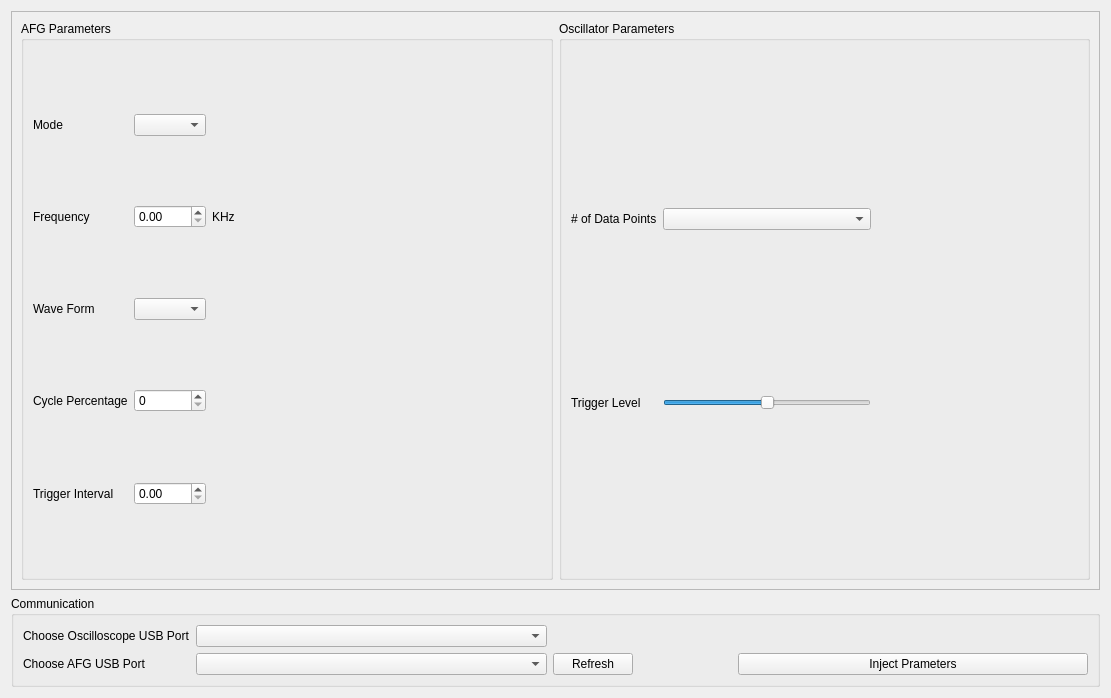
First picture: the form in gui/views/calculView.ui, repository AceEagle/ElectricViewCHU, before the edit.
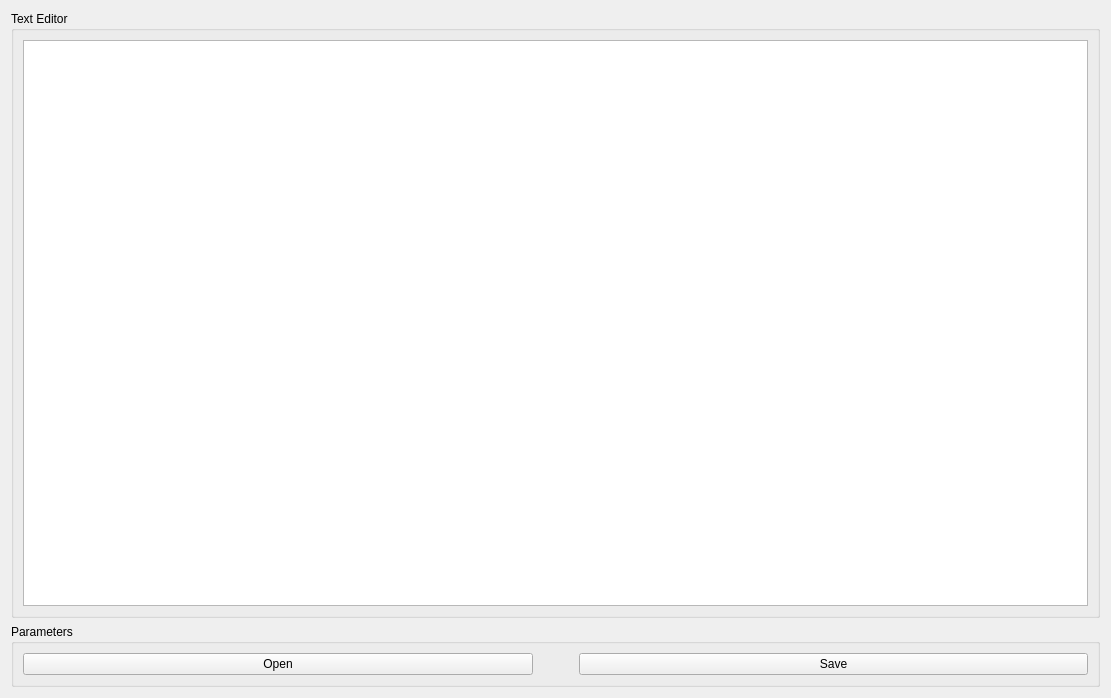
Second picture: the form after the edit.

Commit message: TextEditor calculView

```diff
--- a/gui/views/calculView.ui
+++ b/gui/views/calculView.ui
@@ -26,14 +26,31 @@
    <item row="2" column="0">
     <widget class="QGroupBox" name="CommunicationBotFrame">
      <property name="title">
-      <string>Communication</string>
+      <string>Parameters</string>
      </property>
      <layout class="QGridLayout" name="gridLayout_4">
-      <item row="2" column="3">
+      <item row="1" column="2">
+       <widget class="QPushButton" name="SavePButton">
+        <property name="text">
+         <string>Save</string>
+        </property>
+       </widget>
+      </item>
+      <item row="1" column="0">
+       <widget class="QPushButton" name="OpenPButton">
+        <property name="text">
+         <string>Open</string>
+        </property>
+       </widget>
+      </item>
+      <item row="1" column="1">
        <spacer name="horizontalSpacer">
         <property name="orientation">
          <enum>Qt::Horizontal</enum>
         </property>
+        <property name="sizeType">
+         <enum>QSizePolicy::Minimum</enum>
+        </property>
         <property name="sizeHint" stdset="0">
          <size>
           <width>40</width>
@@ -42,388 +59,26 @@
         </property>
        </spacer>
       </item>
-      <item row="2" column="4">
-       <widget class="QPushButton" name="InjectButton">
-        <property name="minimumSize">
-         <size>
-          <width>350</width>
-          <height>0</height>
-         </size>
-        </property>
-        <property name="text">
-         <string>Inject Prameters</string>
-        </property>
-       </widget>
-      </item>
-      <item row="2" column="2">
-       <widget class="QPushButton" name="RefreshPButton">
-        <property name="text">
-         <string>Refresh</string>
-        </property>
-       </widget>
-      </item>
-      <item row="1" column="0">
-       <widget class="QLabel" name="USBPortsOscilloLabel">
-        <property name="text">
-         <string>Choose Oscilloscope USB Port</string>
-        </property>
-       </widget>
-      </item>
-      <item row="2" column="1">
-       <widget class="QComboBox" name="USBPortsAFGComboBox"/>
-      </item>
-      <item row="1" column="1">
-       <widget class="QComboBox" name="USBPortsOscilloComboBox">
-        <property name="minimumSize">
-         <size>
-          <width>351</width>
-          <height>0</height>
-         </size>
-        </property>
-       </widget>
-      </item>
-      <item row="2" column="0">
-       <widget class="QLabel" name="USBPortsAFGLabel">
-        <property name="text">
-         <string>Choose AFG USB Port</string>
-        </property>
-       </widget>
-      </item>
      </layout>
     </widget>
    </item>
    <item row="0" column="0">
-    <widget class="QFrame" name="OscilloTopFrame">
+    <widget class="QGroupBox" name="OscilloTopGroupBox">
      <property name="minimumSize">
       <size>
        <width>1071</width>
        <height>431</height>
       </size>
      </property>
-     <property name="frameShape">
-      <enum>QFrame::StyledPanel</enum>
-     </property>
-     <property name="frameShadow">
-      <enum>QFrame::Raised</enum>
+     <property name="title">
+      <string>Text Editor</string>
      </property>
      <layout class="QHBoxLayout" name="horizontalLayout">
       <property name="sizeConstraint">
        <enum>QLayout::SetMaximumSize</enum>
       </property>
       <item>
-       <widget class="QGroupBox" name="AFGCommBox">
-        <property name="title">
-         <string>AFG Parameters</string>
-        </property>
-        <layout class="QGridLayout" name="gridLayout_3">
-         <item row="6" column="0">
-          <widget class="QLabel" name="AFGWaveFormLabel">
-           <property name="text">
-            <string>Wave Form</string>
-           </property>
-          </widget>
-         </item>
-         <item row="7" column="1">
-          <spacer name="verticalSpacer_3">
-           <property name="orientation">
-            <enum>Qt::Vertical</enum>
-           </property>
-           <property name="sizeHint" stdset="0">
-            <size>
-             <width>20</width>
-             <height>40</height>
-            </size>
-           </property>
-          </spacer>
-         </item>
-         <item row="9" column="1">
-          <spacer name="verticalSpacer_2">
-           <property name="orientation">
-            <enum>Qt::Vertical</enum>
-           </property>
-           <property name="sizeHint" stdset="0">
-            <size>
-             <width>20</width>
-             <height>40</height>
-            </size>
-           </property>
-          </spacer>
-         </item>
-         <item row="2" column="0">
-          <widget class="QLabel" name="AFGModeLabel">
-           <property name="text">
-            <string>Mode</string>
-           </property>
-          </widget>
-         </item>
-         <item row="5" column="1">
-          <spacer name="verticalSpacer_4">
-           <property name="orientation">
-            <enum>Qt::Vertical</enum>
-           </property>
-           <property name="sizeHint" stdset="0">
-            <size>
-             <width>20</width>
-             <height>40</height>
-            </size>
-           </property>
-          </spacer>
-         </item>
-         <item row="6" column="3">
-          <spacer name="horizontalSpacer_2">
-           <property name="orientation">
-            <enum>Qt::Horizontal</enum>
-           </property>
-           <property name="sizeHint" stdset="0">
-            <size>
-             <width>40</width>
-             <height>20</height>
-            </size>
-           </property>
-          </spacer>
-         </item>
-         <item row="11" column="1">
-          <spacer name="verticalSpacer_12">
-           <property name="orientation">
-            <enum>Qt::Vertical</enum>
-           </property>
-           <property name="sizeHint" stdset="0">
-            <size>
-             <width>20</width>
-             <height>40</height>
-            </size>
-           </property>
-          </spacer>
-         </item>
-         <item row="10" column="1">
-          <widget class="QDoubleSpinBox" name="TriggerIntervalDSpinBox"/>
-         </item>
-         <item row="8" column="0">
-          <widget class="QLabel" name="AFGPercentageLabel">
-           <property name="text">
-            <string>Cycle Percentage</string>
-           </property>
-          </widget>
-         </item>
-         <item row="1" column="1">
-          <spacer name="verticalSpacer_6">
-           <property name="orientation">
-            <enum>Qt::Vertical</enum>
-           </property>
-           <property name="sizeHint" stdset="0">
-            <size>
-             <width>20</width>
-             <height>40</height>
-            </size>
-           </property>
-          </spacer>
-         </item>
-         <item row="6" column="1">
-          <widget class="QComboBox" name="AFGWaveFormComboBox"/>
-         </item>
-         <item row="4" column="0">
-          <widget class="QLabel" name="AFGFrequencyLabel">
-           <property name="text">
-            <string>Frequency</string>
-           </property>
-          </widget>
-         </item>
-         <item row="2" column="1">
-          <widget class="QComboBox" name="AFGModeComboBox"/>
-         </item>
-         <item row="3" column="1">
-          <spacer name="verticalSpacer_5">
-           <property name="orientation">
-            <enum>Qt::Vertical</enum>
-           </property>
-           <property name="sizeHint" stdset="0">
-            <size>
-             <width>20</width>
-             <height>40</height>
-            </size>
-           </property>
-          </spacer>
-         </item>
-         <item row="10" column="0">
-          <widget class="QLabel" name="TriggerIntervalLabel">
-           <property name="text">
-            <string>Trigger Interval</string>
-           </property>
-          </widget>
-         </item>
-         <item row="8" column="1">
-          <widget class="QSpinBox" name="AFGPercentageSpinBox"/>
-         </item>
-         <item row="4" column="1">
-          <widget class="QDoubleSpinBox" name="AFGFrequencyDSpinBox"/>
-         </item>
-         <item row="4" column="2">
-          <widget class="QLabel" name="label">
-           <property name="text">
-            <string>KHz</string>
-           </property>
-          </widget>
-         </item>
-        </layout>
-       </widget>
-      </item>
-      <item>
-       <widget class="QGroupBox" name="OscilloParamBox">
-        <property name="title">
-         <string>Oscillator Parameters</string>
-        </property>
-        <layout class="QGridLayout" name="gridLayout_2">
-         <item row="3" column="0">
-          <widget class="QLabel" name="TriggerLevelLabel">
-           <property name="maximumSize">
-            <size>
-             <width>92</width>
-             <height>16777215</height>
-            </size>
-           </property>
-           <property name="text">
-            <string>Trigger Level</string>
-           </property>
-          </widget>
-         </item>
-         <item row="1" column="0">
-          <widget class="QLabel" name="NbDataPointsLabel">
-           <property name="maximumSize">
-            <size>
-             <width>92</width>
-             <height>16777215</height>
-            </size>
-           </property>
-           <property name="text">
-            <string># of Data Points</string>
-           </property>
-          </widget>
-         </item>
-         <item row="0" column="2">
-          <spacer name="verticalSpacer_7">
-           <property name="orientation">
-            <enum>Qt::Vertical</enum>
-           </property>
-           <property name="sizeHint" stdset="0">
-            <size>
-             <width>20</width>
-             <height>40</height>
-            </size>
-           </property>
-          </spacer>
-         </item>
-         <item row="1" column="2">
-          <widget class="QComboBox" name="NbDataPointsComboBox">
-           <property name="maximumSize">
-            <size>
-             <width>16777215</width>
-             <height>16777215</height>
-            </size>
-           </property>
-          </widget>
-         </item>
-         <item row="2" column="0">
-          <spacer name="verticalSpacer_8">
-           <property name="orientation">
-            <enum>Qt::Vertical</enum>
-           </property>
-           <property name="sizeHint" stdset="0">
-            <size>
-             <width>20</width>
-             <height>40</height>
-            </size>
-           </property>
-          </spacer>
-         </item>
-         <item row="2" column="2">
-          <spacer name="verticalSpacer">
-           <property name="orientation">
-            <enum>Qt::Vertical</enum>
-           </property>
-           <property name="sizeHint" stdset="0">
-            <size>
-             <width>20</width>
-             <height>40</height>
-            </size>
-           </property>
-          </spacer>
-         </item>
-         <item row="4" column="0">
-          <spacer name="verticalSpacer_9">
-           <property name="orientation">
-            <enum>Qt::Vertical</enum>
-           </property>
-           <property name="sizeHint" stdset="0">
-            <size>
-             <width>20</width>
-             <height>40</height>
-            </size>
-           </property>
-          </spacer>
-         </item>
-         <item row="4" column="2">
-          <spacer name="verticalSpacer_10">
-           <property name="orientation">
-            <enum>Qt::Vertical</enum>
-           </property>
-           <property name="sizeHint" stdset="0">
-            <size>
-             <width>20</width>
-             <height>40</height>
-            </size>
-           </property>
-          </spacer>
-         </item>
-         <item row="0" column="0">
-          <spacer name="verticalSpacer_11">
-           <property name="orientation">
-            <enum>Qt::Vertical</enum>
-           </property>
-           <property name="sizeHint" stdset="0">
-            <size>
-             <width>20</width>
-             <height>40</height>
-            </size>
-           </property>
-          </spacer>
-         </item>
-         <item row="3" column="2">
-          <widget class="QSlider" name="TriggerLevelSlider">
-           <property name="maximumSize">
-            <size>
-             <width>406</width>
-             <height>16777215</height>
-            </size>
-           </property>
-           <property name="layoutDirection">
-            <enum>Qt::LeftToRight</enum>
-           </property>
-           <property name="minimum">
-            <number>-10</number>
-           </property>
-           <property name="maximum">
-            <number>10</number>
-           </property>
-           <property name="orientation">
-            <enum>Qt::Horizontal</enum>
-           </property>
-          </widget>
-         </item>
-         <item row="2" column="3">
-          <spacer name="horizontalSpacer_4">
-           <property name="orientation">
-            <enum>Qt::Horizontal</enum>
-           </property>
-           <property name="sizeHint" stdset="0">
-            <size>
-             <width>40</width>
-             <height>20</height>
-            </size>
-           </property>
-          </spacer>
-         </item>
-        </layout>
-       </widget>
+       <widget class="QPlainTextEdit" name="plainTextEdit"/>
       </item>
      </layout>
     </widget>
```
The commit also changes 1 other file.
